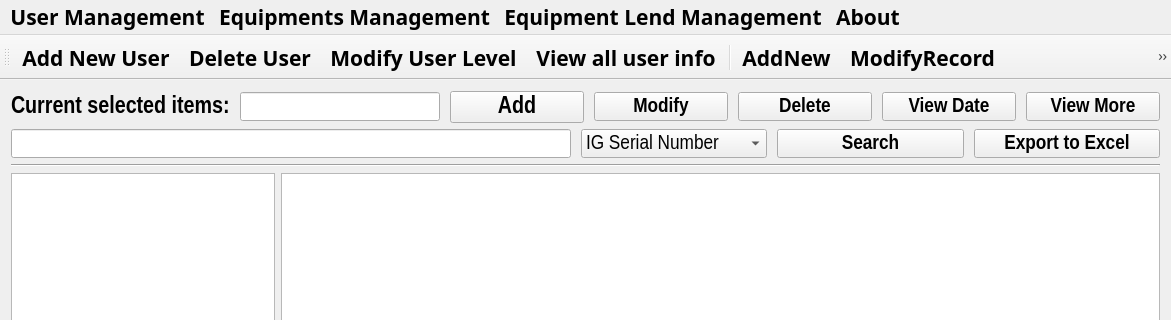
This is mainwindow.ui in cyber211/LabAssetsManagementTools as Qt 5 draws it before an edit; both pictures show x 0 to 1171 and y 0 to 320 of the 1171 by 673 pixel window. The edited form follows.
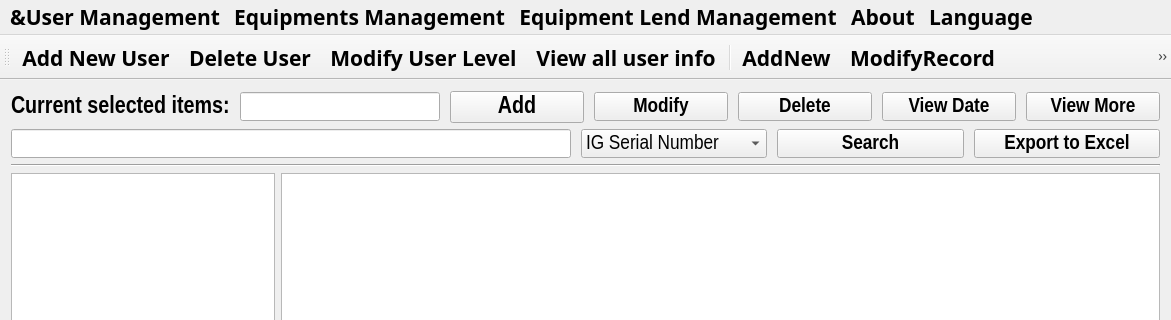
This is the edited form. Icons and pictures are not drawn.

What changed in the file:
```diff
--- a/mainwindow.ui
+++ b/mainwindow.ui
@@ -375,7 +375,7 @@
    </property>
    <widget class="QMenu" name="menuUser_Management">
     <property name="title">
-     <string>User Management</string>
+     <string>&amp;&amp;User Management</string>
     </property>
     <addaction name="actionAdd_New_User"/>
     <addaction name="actionDelete_User"/>
@@ -418,10 +418,18 @@
     <addaction name="actionEquipment_Return_Register"/>
     <addaction name="actionView_All_lent_Equipments"/>
    </widget>
+   <widget class="QMenu" name="menuLanguage">
+    <property name="title">
+     <string>Language</string>
+    </property>
+    <addaction name="actionChinese"/>
+    <addaction name="actionEnglish"/>
+   </widget>
    <addaction name="menuUser_Management"/>
    <addaction name="menuData_Management"/>
    <addaction name="menuLendManagement"/>
    <addaction name="menuAbout"/>
+   <addaction name="menuLanguage"/>
   </widget>
   <widget class="QToolBar" name="mainToolBar">
    <property name="toolTip">
```
Left out of the diff: 51 changed lines with no effect on the pictures.
